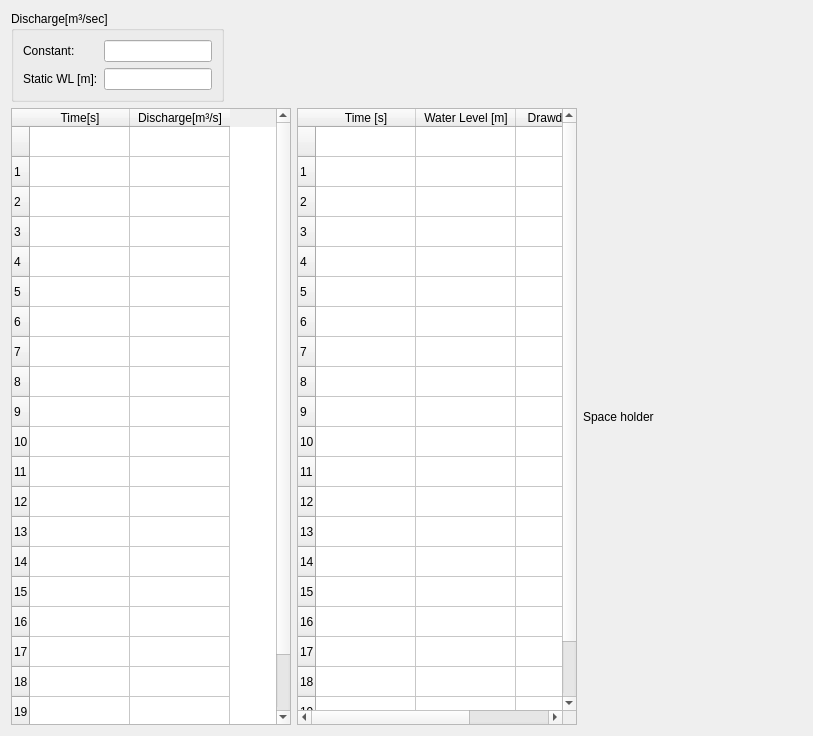
Old version of the form HyAn/ui/pumping_data.ui in the repository dhanush-2501/hydro-analyzer.
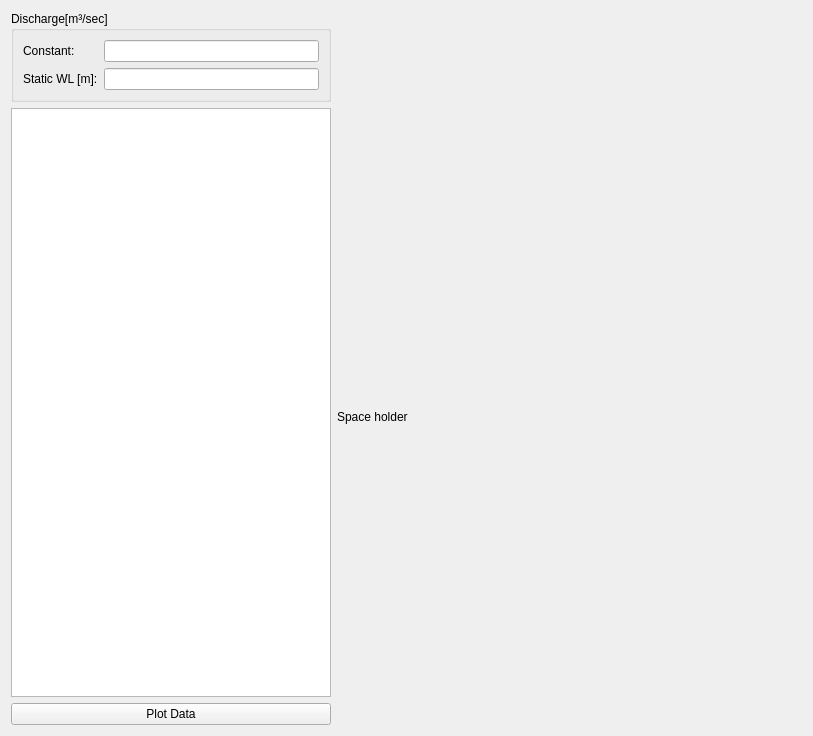
New version of the form.

Commit message: Changed Table widget to Table view in pumping data tab

Patch:
```diff
--- a/HyAn/ui/pumping_data.ui
+++ b/HyAn/ui/pumping_data.ui
@@ -13,7 +13,7 @@
   <property name="windowTitle">
    <string>Form</string>
   </property>
-  <layout class="QVBoxLayout" name="verticalLayout">
+  <layout class="QVBoxLayout" name="verticalLayout_2">
    <item>
     <widget class="QGroupBox" name="gb_dicharge">
      <property name="sizePolicy">
@@ -22,9 +22,15 @@
        <verstretch>0</verstretch>
       </sizepolicy>
      </property>
+     <property name="minimumSize">
+      <size>
+       <width>320</width>
+       <height>0</height>
+      </size>
+     </property>
      <property name="maximumSize">
       <size>
-       <width>16777215</width>
+       <width>320</width>
        <height>100</height>
       </size>
      </property>
@@ -64,271 +70,55 @@
    <item>
     <layout class="QHBoxLayout" name="horizontalLayout">
      <item>
-      <widget class="QTableWidget" name="table_dicharge_time">
-       <property name="sizePolicy">
-        <sizepolicy hsizetype="Fixed" vsizetype="Preferred">
-         <horstretch>0</horstretch>
-         <verstretch>0</verstretch>
-        </sizepolicy>
-       </property>
-       <property name="minimumSize">
-        <size>
-         <width>280</width>
-         <height>0</height>
-        </size>
-       </property>
-       <row>
-        <property name="text">
-         <string/>
-        </property>
-       </row>
-       <row>
-        <property name="text">
-         <string>1</string>
-        </property>
-       </row>
-       <row>
-        <property name="text">
-         <string>2</string>
-        </property>
-       </row>
-       <row>
-        <property name="text">
-         <string>3</string>
-        </property>
-       </row>
-       <row>
-        <property name="text">
-         <string>4</string>
-        </property>
-       </row>
-       <row>
-        <property name="text">
-         <string>5</string>
-        </property>
-       </row>
-       <row>
-        <property name="text">
-         <string>6</string>
-        </property>
-       </row>
-       <row>
-        <property name="text">
-         <string>7</string>
-        </property>
-       </row>
-       <row>
-        <property name="text">
-         <string>8</string>
-        </property>
-       </row>
-       <row>
-        <property name="text">
-         <string>9</string>
-        </property>
-       </row>
-       <row>
-        <property name="text">
-         <string>10</string>
-        </property>
-       </row>
-       <row>
-        <property name="text">
-         <string>11</string>
-        </property>
-       </row>
-       <row>
-        <property name="text">
-         <string>12</string>
-        </property>
-       </row>
-       <row>
-        <property name="text">
-         <string>13</string>
-        </property>
-       </row>
-       <row>
-        <property name="text">
-         <string>14</string>
-        </property>
-       </row>
-       <row>
-        <property name="text">
-         <string>15</string>
-        </property>
-       </row>
-       <row>
-        <property name="text">
-         <string>16</string>
-        </property>
-       </row>
-       <row>
-        <property name="text">
-         <string>17</string>
-        </property>
-       </row>
-       <row>
-        <property name="text">
-         <string>18</string>
-        </property>
-       </row>
-       <row>
-        <property name="text">
-         <string>19</string>
-        </property>
-       </row>
-       <row>
-        <property name="text">
-         <string>20</string>
-        </property>
-       </row>
-       <column>
-        <property name="text">
-         <string>Time[s]</string>
-        </property>
-       </column>
-       <column>
-        <property name="text">
-         <string>Discharge[m³/s]</string>
-        </property>
-       </column>
-      </widget>
-     </item>
-     <item>
-      <widget class="QTableWidget" name="table_drawdown">
-       <property name="sizePolicy">
-        <sizepolicy hsizetype="Fixed" vsizetype="Expanding">
-         <horstretch>0</horstretch>
-         <verstretch>0</verstretch>
-        </sizepolicy>
-       </property>
-       <property name="minimumSize">
-        <size>
-         <width>280</width>
-         <height>0</height>
-        </size>
-       </property>
-       <row>
-        <property name="text">
-         <string/>
-        </property>
-       </row>
-       <row>
-        <property name="text">
-         <string>1</string>
-        </property>
-       </row>
-       <row>
-        <property name="text">
-         <string>2</string>
-        </property>
-       </row>
-       <row>
-        <property name="text">
-         <string>3</string>
-        </property>
-       </row>
-       <row>
-        <property name="text">
-         <string>4</string>
-        </property>
-       </row>
-       <row>
-        <property name="text">
-         <string>5</string>
-        </property>
-       </row>
-       <row>
-        <property name="text">
-         <string>6</string>
-        </property>
-       </row>
-       <row>
-        <property name="text">
-         <string>7</string>
-        </property>
-       </row>
-       <row>
-        <property name="text">
-         <string>8</string>
-        </property>
-       </row>
-       <row>
-        <property name="text">
-         <string>9</string>
-        </property>
-       </row>
-       <row>
-        <property name="text">
-         <string>10</string>
-        </property>
-       </row>
-       <row>
-        <property name="text">
-         <string>11</string>
-        </property>
-       </row>
-       <row>
-        <property name="text">
-         <string>12</string>
-        </property>
-       </row>
-       <row>
-        <property name="text">
-         <string>13</string>
-        </property>
-       </row>
-       <row>
-        <property name="text">
-         <string>14</string>
-        </property>
-       </row>
-       <row>
-        <property name="text">
-         <string>15</string>
-        </property>
-       </row>
-       <row>
-        <property name="text">
-         <string>16</string>
-        </property>
-       </row>
-       <row>
-        <property name="text">
-         <string>17</string>
-        </property>
-       </row>
-       <row>
-        <property name="text">
-         <string>18</string>
-        </property>
-       </row>
-       <row>
-        <property name="text">
-         <string>19</string>
-        </property>
-       </row>
-       <row>
-        <property name="text">
-         <string>20</string>
-        </property>
-       </row>
-       <column>
-        <property name="text">
-         <string>Time [s]</string>
-        </property>
-       </column>
-       <column>
-        <property name="text">
-         <string>Water Level [m]</string>
-        </property>
-       </column>
-       <column>
-        <property name="text">
-         <string>Drawdown [m]</string>
-        </property>
-       </column>
-      </widget>
+      <layout class="QVBoxLayout" name="verticalLayout">
+       <item>
+        <widget class="QTableView" name="table_drawdown">
+         <property name="sizePolicy">
+          <sizepolicy hsizetype="Fixed" vsizetype="Expanding">
+           <horstretch>0</horstretch>
+           <verstretch>0</verstretch>
+          </sizepolicy>
+         </property>
+         <property name="minimumSize">
+          <size>
+           <width>320</width>
+           <height>0</height>
+          </size>
+         </property>
+         <property name="maximumSize">
+          <size>
+           <width>320</width>
+           <height>16777215</height>
+          </size>
+         </property>
+        </widget>
+       </item>
+       <item>
+        <widget class="QPushButton" name="pushButton">
+         <property name="sizePolicy">
+          <sizepolicy hsizetype="Fixed" vsizetype="Fixed">
+           <horstretch>0</horstretch>
+           <verstretch>0</verstretch>
+          </sizepolicy>
+         </property>
+         <property name="minimumSize">
+          <size>
+           <width>320</width>
+           <height>0</height>
+          </size>
+         </property>
+         <property name="maximumSize">
+          <size>
+           <width>320</width>
+           <height>16777215</height>
+          </size>
+         </property>
+         <property name="text">
+          <string>Plot Data</string>
+         </property>
+        </widget>
+       </item>
+      </layout>
      </item>
      <item>
       <widget class="QLabel" name="lbl_scatter_graph_space_hoder">
```
The commit also changes 1 other file.
